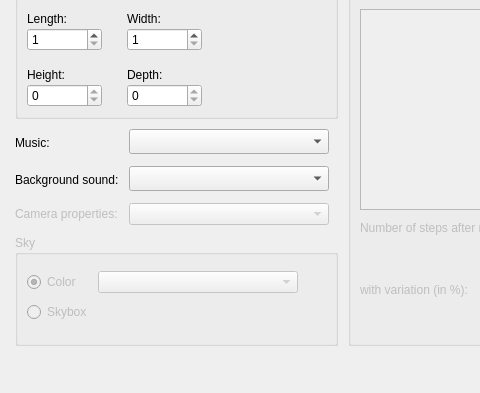
This is Dialogs/dialogmapproperties.ui in RPG-Paper-Maker/RPG-Paper-Maker as Qt 5 draws it before an edit; both pictures show x 0 to 480 and y 97 to 490 of the 686 by 490 pixel window. The edited form follows.
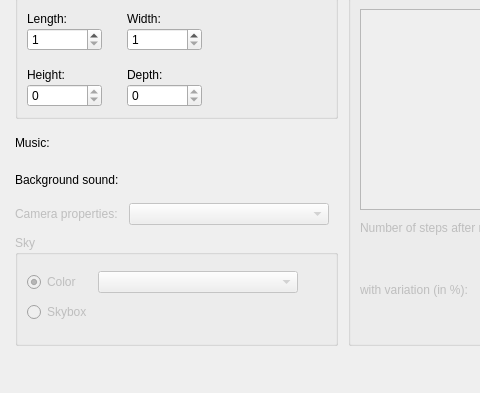
This is the edited form. Custom widgets are drawn as their Qt base class.

```diff
--- a/Dialogs/dialogmapproperties.ui
+++ b/Dialogs/dialogmapproperties.ui
@@ -311,28 +311,6 @@
                <height>27</height>
               </size>
              </property>
-             <widget class="QComboBox" name="comboBoxMusic">
-              <property name="geometry">
-               <rect>
-                <x>0</x>
-                <y>0</y>
-                <width>200</width>
-                <height>25</height>
-               </rect>
-              </property>
-              <property name="minimumSize">
-               <size>
-                <width>200</width>
-                <height>0</height>
-               </size>
-              </property>
-              <property name="maximumSize">
-               <size>
-                <width>200</width>
-                <height>16777215</height>
-               </size>
-              </property>
-             </widget>
             </widget>
            </item>
            <item row="0" column="2" rowspan="3">
@@ -372,28 +350,6 @@
                <height>27</height>
               </size>
              </property>
-             <widget class="QComboBox" name="comboBoxBackgroundSound">
-              <property name="geometry">
-               <rect>
-                <x>0</x>
-                <y>0</y>
-                <width>200</width>
-                <height>25</height>
-               </rect>
-              </property>
-              <property name="minimumSize">
-               <size>
-                <width>200</width>
-                <height>0</height>
-               </size>
-              </property>
-              <property name="maximumSize">
-               <size>
-                <width>200</width>
-                <height>16777215</height>
-               </size>
-              </property>
-             </widget>
             </widget>
            </item>
            <item row="2" column="0">
@@ -683,6 +639,12 @@
    <header>panelprimitivevalue.h</header>
    <container>1</container>
   </customwidget>
+  <customwidget>
+   <class>WidgetSong</class>
+   <extends>QWidget</extends>
+   <header>widgetsong.h</header>
+   <container>1</container>
+  </customwidget>
  </customwidgets>
  <resources/>
  <connections>
```
Left out of the diff: 4 changed lines with no effect on the pictures.
